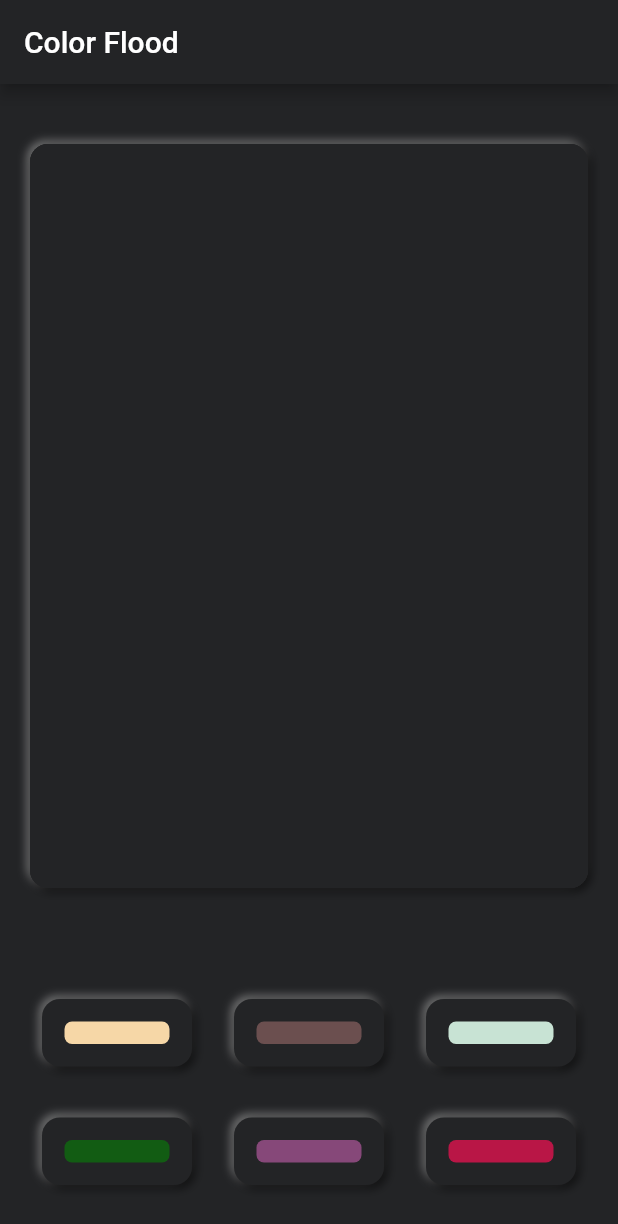
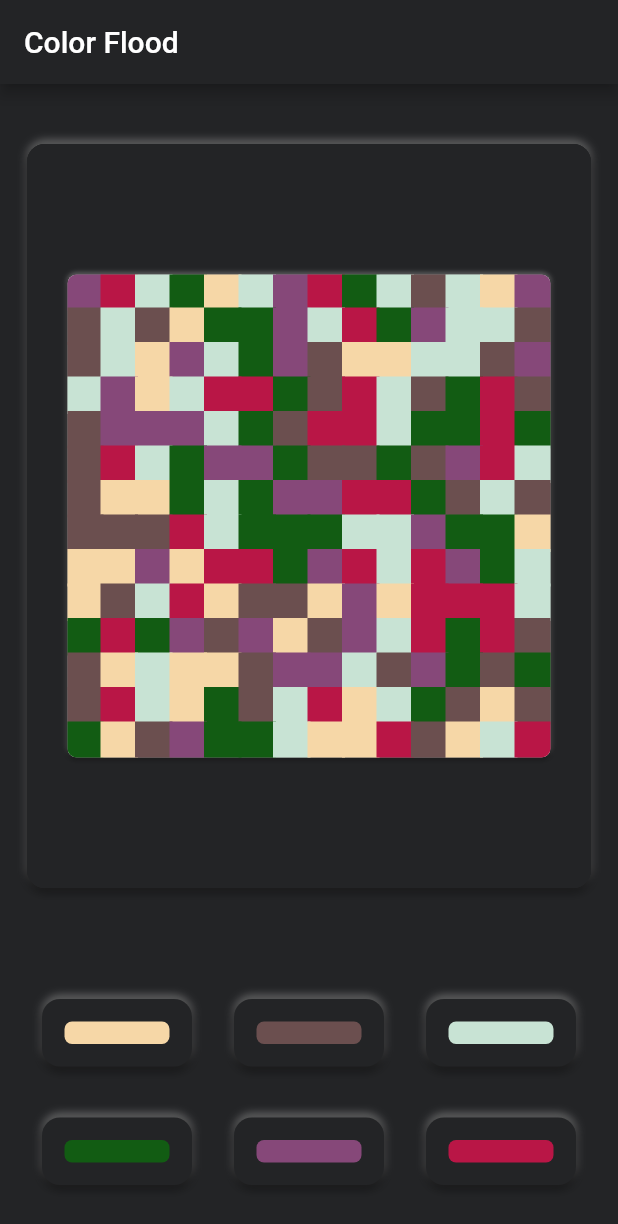
Before and after one commit to lexlibman/color_flood_game, a Flutter app: the screen it shows after launch, on a phone screen of 412 x 824 dp. Shown: the top 1224 px of the screen. Run offline on Flutter 3.47's test engine with Material 2 defaults, Android fonts, the phone set to English and light mode, and no system bars; drawn by our look-alikes of flutter_neumorphic.

Commit message:
main algorithm

```diff
--- a/color_flood/lib/components/color_button.dart
+++ b/color_flood/lib/components/color_button.dart
@@ -1,57 +1,28 @@
 import 'package:color_flood/assets/constants.dart';
 import 'package:flutter/material.dart';
 import 'package:flutter_neumorphic/flutter_neumorphic.dart';
-import 'package:flutter/animation.dart';
 
-class ColorButton extends StatefulWidget {
+class ColorButton extends StatelessWidget {
   const ColorButton({
     Key? key,
     required this.color,
+    required this.onPressed,
   }) : super(key: key);
 
   final Color color;
-
-  @override
-  State<ColorButton> createState() => _ColorButtonState();
-}
-
-class _ColorButtonState extends State<ColorButton>
-    with SingleTickerProviderStateMixin {
-  late Animation<double> animation;
-  late AnimationController controller;
-
-  @override
-  void initState() {
-    super.initState();
-    controller = AnimationController(
-        vsync: this, duration: const Duration(milliseconds: 50));
-    animation = Tween<double>(begin: 4, end: 0).animate(controller)
-      ..addListener(() {
-        setState(() {
-          // The state that has been changed here
-        });
-      });
-  }
+  final void Function() onPressed;
 
   @override
   Widget build(BuildContext context) {
-    return GestureDetector(
-      onTap: () {
-        controller.forward();
-        Future.delayed(const Duration(milliseconds: 250), () {
-          controller.reverse();
-        });
-      },
-      child: Neumorphic(
+    return NeumorphicButton(
       padding: const EdgeInsets.all(15),
+      onPressed: onPressed,
       style: NeumorphicStyle(
-            surfaceIntensity: 0,
+          lightSource: LightSource.top,
+          surfaceIntensity: 0.1,
           shadowLightColor: Colors.grey,
           shadowDarkColor: Colors.black,
-            shape: NeumorphicShape.concave,
           boxShape: NeumorphicBoxShape.roundRect(BorderRadius.circular(12)),
-            depth: animation.value,
-            lightSource: LightSource.topLeft,
           color: kMainColor),
       child: Container(
         color: kMainColor,
@@ -59,9 +30,8 @@ class _ColorButtonState extends State<ColorButton>
         width: 70,
         child: Container(
           decoration: BoxDecoration(
-              color: widget.color,
+            color: color,
             borderRadius: BorderRadius.circular(5),
-            ),
           ),
         ),
       ),
--- /dev/null
+++ b/color_flood/lib/components/game_board.dart
@@ -0,0 +1,35 @@
+import 'package:color_flood/assets/constants.dart';
+import 'package:color_flood/components/game_brain.dart';
+import 'package:flutter/material.dart';
+
+import 'package:flutter_neumorphic/flutter_neumorphic.dart';
+
+class GameBoard extends StatelessWidget {
+  const GameBoard({Key? key, required this.gameBrain}) : super(key: key);
+
+  final GameBrain gameBrain;
+
+  @override
+  Widget build(BuildContext context) {
+    return Neumorphic(
+      style: NeumorphicStyle(
+          lightSource: LightSource.top,
+          surfaceIntensity: 0.1,
+          shadowLightColor: Colors.grey,
+          shadowDarkColor: Colors.black,
+          shape: NeumorphicShape.concave,
+          boxShape: NeumorphicBoxShape.roundRect(BorderRadius.circular(6)),
+          depth: 2,
+          color: kMainColor),
+      child: Container(
+        color: Colors.white,
+        width: 322,
+        height: 322,
+        child: Column(
+          crossAxisAlignment: CrossAxisAlignment.center,
+          children: gameBrain.board,
+        ),
+      ),
+    );
+  }
+}
--- /dev/null
+++ b/color_flood/lib/components/game_brain.dart
@@ -0,0 +1,80 @@
+import 'dart:math';
+import 'package:color_flood/assets/constants.dart';
+import 'package:flutter/widgets.dart';
+
+class GameBrain {
+  List numberBoard;
+  List<Row> rows = [];
+  List<Row> get board => rows;
+
+  List kColorList = [
+    k1Color,
+    k2Color,
+    k3Color,
+    k4Color,
+    k5Color,
+    k6Color,
+  ];
+
+  GameBrain({this.numberBoard = const []});
+  int x = 0;
+  int y = 0;
+
+  void makeMove(int index) {
+    floodFill(numberBoard, x, y, index);
+    createBoard();
+  }
+
+  void floodFillUtil(screen, x, y, prevC, newC) {
+    // Base cases
+    if (x < 0 || x >= 14 || y < 0 || y >= 14) return;
+    if (screen[x][y] != prevC) return;
+
+    // Replace the color at (x, y)
+    screen[x][y] = newC;
+
+    // Recur for north, east, south and west
+    floodFillUtil(screen, x + 1, y, prevC, newC);
+    floodFillUtil(screen, x - 1, y, prevC, newC);
+    floodFillUtil(screen, x, y + 1, prevC, newC);
+    floodFillUtil(screen, x, y - 1, prevC, newC);
+  }
+
+  // It mainly finds the previous color
+  // on (x, y) and calls floodFillUtil()
+  void floodFill(screen, x, y, newC) {
+    var prevC = screen[x][y];
+    if (prevC == newC) return;
+    floodFillUtil(screen, x, y, prevC, newC);
+  }
+
+  void createBoard() {
+    rows = [];
+    List<Widget> rowOfSquares;
+
+    for (List row in numberBoard) {
+      rowOfSquares = [];
+      for (int number in row) {
+        rowOfSquares.add(Container(
+          decoration: BoxDecoration(
+              color: kColorList[number],
+              border: Border.all(
+                width: 24,
+                color: kColorList[number],
+              )),
+          height: 23,
+          width: 23,
+        ));
+      }
+      rows.add(Row(
+        children: rowOfSquares,
+      ));
+    }
+  }
+
+  void generateBoard(int size) {
+    var rng = Random();
+    numberBoard =
+        List.generate(size, (_) => List.generate(size, (_) => rng.nextInt(6)));
+  }
+}
--- a/color_flood/lib/screens/main_screen.dart
+++ b/color_flood/lib/screens/main_screen.dart
@@ -1,13 +1,35 @@
 import 'package:color_flood/assets/constants.dart';
+import 'package:color_flood/components/game_board.dart';
+import 'package:color_flood/components/game_brain.dart';
 import 'package:flutter/material.dart';
 import 'package:flutter_neumorphic/flutter_neumorphic.dart';
 import '../components/color_button.dart';
+import 'package:flutter/services.dart';
 
-class MainScreen extends StatelessWidget {
+class MainScreen extends StatefulWidget {
   const MainScreen({Key? key}) : super(key: key);
 
   @override
+  State<MainScreen> createState() => _MainScreenState();
+}
+
+class _MainScreenState extends State<MainScreen> {
+  GameBrain gameBrain = GameBrain();
+  @override
+  void initState() {
+    super.initState();
+    SystemChrome.setPreferredOrientations([
+      DeviceOrientation.portraitUp,
+    ]);
+    gameBrain.generateBoard(14);
+    gameBrain.createBoard();
+  }
+
+  @override
   Widget build(BuildContext context) {
+    GameBoard gameBoard = GameBoard(
+      gameBrain: gameBrain,
+    );
     return Scaffold(
       backgroundColor: kMainColor,
       appBar: AppBar(
@@ -20,20 +42,22 @@ class MainScreen extends StatelessWidget {
           Expanded(
             flex: 3,
             child: Neumorphic(
-              margin: const EdgeInsets.symmetric(vertical: 40, horizontal: 20),
+              margin: const EdgeInsets.symmetric(vertical: 40, horizontal: 18),
               style: NeumorphicStyle(
-                  surfaceIntensity: 0.1,
+                  lightSource: LightSource.top,
+                  surfaceIntensity: 0,
                   shadowLightColor: Colors.grey,
                   shadowDarkColor: Colors.black,
                   shape: NeumorphicShape.concave,
                   boxShape:
                       NeumorphicBoxShape.roundRect(BorderRadius.circular(12)),
                   depth: 4,
-                  lightSource: LightSource.topLeft,
                   color: kMainColor),
               child: Container(
                 color: kMainColor,
                 child: Container(
+                  alignment: Alignment.center,
+                  child: gameBoard,
                   decoration: BoxDecoration(
                       color: kMainColor,
                       borderRadius: BorderRadius.circular(7)),
@@ -48,29 +72,59 @@ class MainScreen extends StatelessWidget {
                 children: [
                   Row(
                     mainAxisAlignment: MainAxisAlignment.spaceEvenly,
-                    children: const [
+                    children: [
                       ColorButton(
                         color: k1Color,
+                        onPressed: () {
+                          setState(() {
+                            gameBrain.makeMove(0);
+                          });
+                        },
                       ),
                       ColorButton(
                         color: k2Color,
+                        onPressed: () {
+                          setState(() {
+                            gameBrain.makeMove(1);
+                          });
+                        },
                       ),
                       ColorButton(
                         color: k3Color,
+                        onPressed: () {
+                          setState(() {
+                            gameBrain.makeMove(2);
+                          });
+                        },
                       ),
                     ],
                   ),
                   Row(
                     mainAxisAlignment: MainAxisAlignment.spaceEvenly,
-                    children: const [
+                    children: [
                       ColorButton(
                         color: k4Color,
+                        onPressed: () {
+                          setState(() {
+                            gameBrain.makeMove(3);
+                          });
+                        },
                       ),
                       ColorButton(
                         color: k5Color,
+                        onPressed: () {
+                          setState(() {
+                            gameBrain.makeMove(4);
+                          });
+                        },
                       ),
                       ColorButton(
                         color: k6Color,
+                        onPressed: () {
+                          setState(() {
+                            gameBrain.makeMove(5);
+                          });
+                        },
                       ),
                     ],
                   ),
```
Also changed, not shown: 1 other file. Lines whose indentation alone changed are shown as unchanged.
